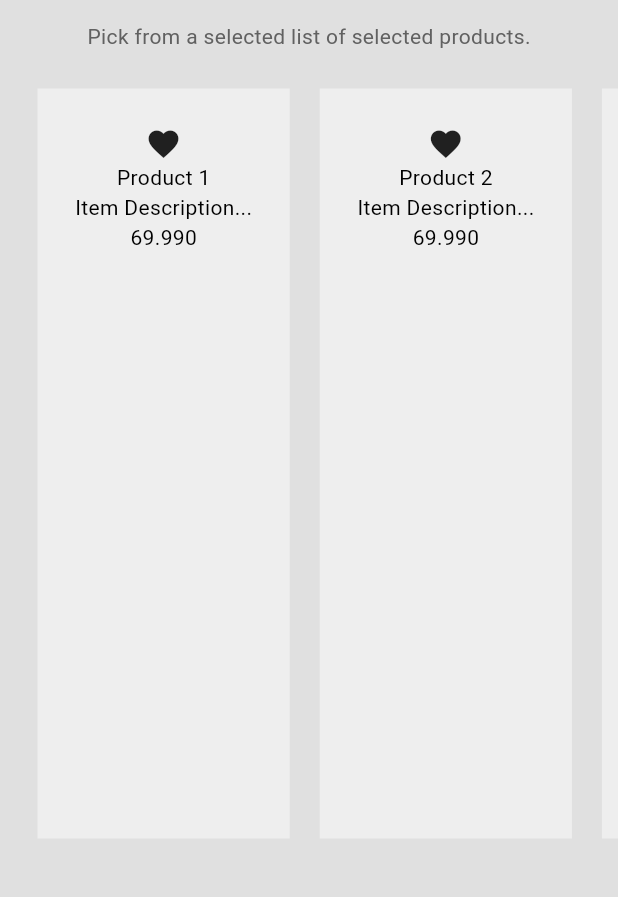
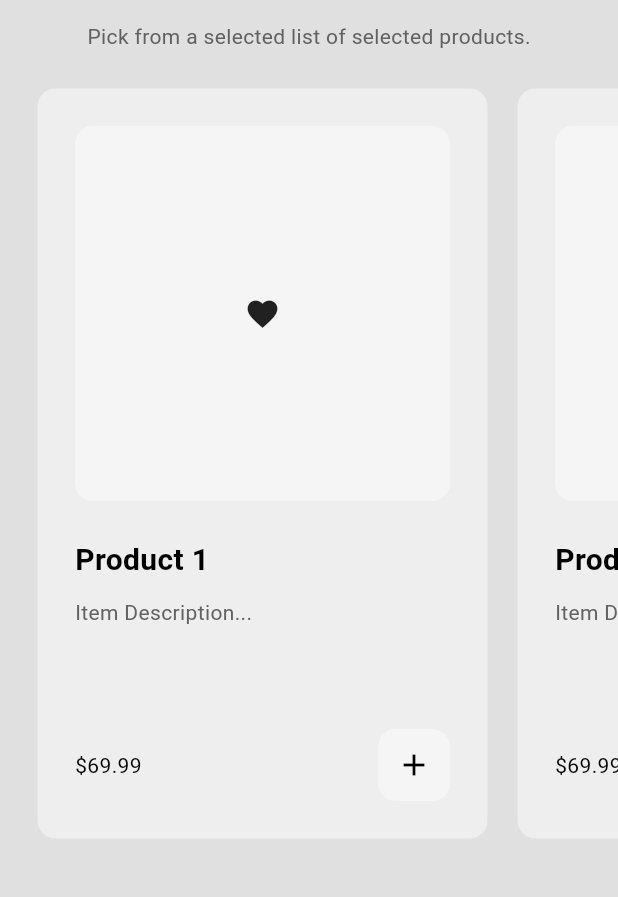
Before and after one commit to SteiKnight/newecom, a Flutter app: the ShopPage screen opened by its route, on a phone screen of 412 x 824 dp, the part 63-960 px from its top. Run offline on Flutter 3.47's test engine with Material 3 defaults, Android fonts, the light colour scheme and no system bars.

Commit message:
modified: fully working add and remove to cart

```diff
--- /dev/null
+++ b/devtools_options.yaml
@@ -0,0 +1,3 @@
+description: This file stores settings for Dart & Flutter DevTools.
+documentation: https://docs.flutter.dev/tools/devtools/extensions#configure-extension-enablement-states
+extensions:
--- a/lib/components/my_product_tile.dart
+++ b/lib/components/my_product_tile.dart
@@ -1,5 +1,7 @@
 import 'package:flutter/material.dart';
 import 'package:newecom/models/product.dart';
+import 'package:newecom/models/shop.dart';
+import 'package:provider/provider.dart';
 
 class MyProductTile extends StatelessWidget {
   final Product product;
@@ -8,30 +10,112 @@ class MyProductTile extends StatelessWidget {
     required this.product,
   });
 
+  void addToCart(BuildContext context) {
+    showDialog(
+
+      context: context,
+      builder: (context) => AlertDialog(
+        content: Text('add this item to cart?'),
+        actions: [
+          //cancel
+          MaterialButton(
+            onPressed: () => Navigator.pop(context),
+            child: Text('Cancel'),
+          ),
+
+          //yes
+          MaterialButton(
+            onPressed: () {
+              //pop dialog
+              Navigator.pop(context);
+
+              //add to cart
+              context.read<Shop>().addToCart(product);
+            },
+            child: Text('Yes'),
+          )
+        ],
+      ),
+    );
+  }
+
   @override
   Widget build(BuildContext context) {
     return Container(
-        child: Container(
-      color: Theme.of(context).colorScheme.primary,
+      decoration: BoxDecoration(
+        borderRadius: BorderRadius.circular(12),
+        color: Theme.of(context).colorScheme.primary,
+      ),
       padding: EdgeInsets.all(25),
       margin: EdgeInsets.all(10),
+      width: 300,
       child: Column(
+        crossAxisAlignment: CrossAxisAlignment.start,
+        mainAxisAlignment: MainAxisAlignment.spaceBetween,
         children: [
-          //product Image
-          Icon(Icons.favorite),
+          Column(
+            crossAxisAlignment: CrossAxisAlignment.start,
+            children: [
+              //product Image
+              AspectRatio(
+                aspectRatio: 1,
+                child: Container(
+                    decoration: BoxDecoration(
+                        color: Theme.of(context).colorScheme.secondary,
+                        borderRadius: BorderRadius.circular(12)),
+                    width: double.infinity,
+                    padding: EdgeInsets.all(25),
+                    child: Icon(Icons.favorite)),
+              ),
+              SizedBox(
+                height: 25,
+              ),
 
-          //product name
-          Text(product.name),
+              //product name
+              Text(
+                product.name,
+                style: TextStyle(
+                  fontSize: 20,
+                  fontWeight: FontWeight.bold,
+                ),
+              ),
+              SizedBox(height: 10),
 
-          //product description
-          Text(product.description),
+              //product description
+              Text(
+                product.description,
+                style: TextStyle(
+                  color: Theme.of(context).colorScheme.inversePrimary,
+                ),
+              ),
+            ],
+          ),
+
+          SizedBox(
+            height: 25,
+          ),
 
           //product price
-          Text(
-            product.price.toStringAsFixed(3),
+          Row(
+            mainAxisAlignment: MainAxisAlignment.spaceBetween,
+            children: [
+              Text(
+                '\$' + product.price.toStringAsFixed(2),
+              ),
+              Container(
+                decoration: BoxDecoration(
+                  color: Theme.of(context).colorScheme.secondary,
+                  borderRadius: BorderRadius.circular(12),
+                ),
+                child: IconButton(
+                  onPressed: () => addToCart(context),
+                  icon: Icon(Icons.add),
+                ),
+              ),
+            ],
           )
         ],
       ),
-    ));
+    );
   }
 }
```
Also changed, not shown: lib/pages/cart_page.dart (+81 -0 lines).
